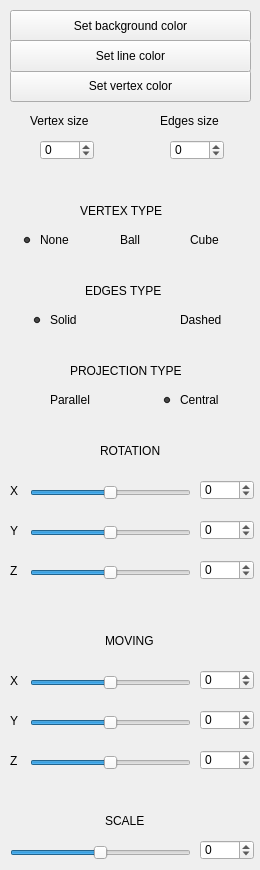
Before: the Qt Designer form src/view/widgets/widget_settings.ui in tamelabe/Obj_Models_Viewer, drawn with Qt 5.
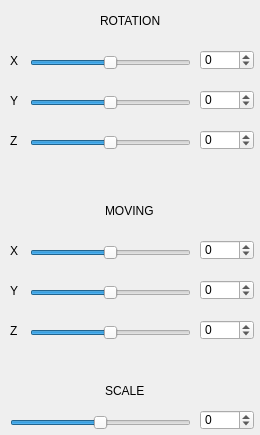
After: the same form once the commit is applied.

Commit message: Class widget_view_settings

The edit to the form file:
```diff
--- a/src/view/widgets/widget_settings.ui
+++ b/src/view/widgets/widget_settings.ui
@@ -7,7 +7,7 @@
     <x>0</x>
     <y>0</y>
     <width>260</width>
-    <height>870</height>
+    <height>435</height>
    </rect>
   </property>
   <property name="windowTitle">
@@ -17,7 +17,7 @@
    <property name="geometry">
     <rect>
      <x>30</x>
-     <y>480</y>
+     <y>50</y>
      <width>161</width>
      <height>25</height>
     </rect>
@@ -39,7 +39,7 @@
    <property name="geometry">
     <rect>
      <x>30</x>
-     <y>560</y>
+     <y>130</y>
      <width>161</width>
      <height>25</height>
     </rect>
@@ -57,24 +57,11 @@
     <enum>Qt::Horizontal</enum>
    </property>
   </widget>
-  <widget class="QLabel" name="label_16">
-   <property name="geometry">
-    <rect>
-     <x>30</x>
-     <y>110</y>
-     <width>71</width>
-     <height>21</height>
-    </rect>
-   </property>
-   <property name="text">
-    <string>Vertex size</string>
-   </property>
-  </widget>
   <widget class="QSpinBox" name="sb_scale">
    <property name="geometry">
     <rect>
      <x>200</x>
-     <y>840</y>
+     <y>410</y>
      <width>54</width>
      <height>20</height>
     </rect>
@@ -92,24 +79,11 @@
     <number>0</number>
    </property>
   </widget>
-  <widget class="QLabel" name="label_20">
-   <property name="geometry">
-    <rect>
-     <x>160</x>
-     <y>110</y>
-     <width>71</width>
-     <height>21</height>
-    </rect>
-   </property>
-   <property name="text">
-    <string>Edges size</string>
-   </property>
-  </widget>
   <widget class="QLabel" name="label_7">
    <property name="geometry">
     <rect>
      <x>10</x>
-     <y>560</y>
+     <y>130</y>
      <width>16</width>
      <height>21</height>
     </rect>
@@ -122,7 +96,7 @@
    <property name="geometry">
     <rect>
      <x>30</x>
-     <y>670</y>
+     <y>240</y>
      <width>161</width>
      <height>25</height>
     </rect>
@@ -144,7 +118,7 @@
    <property name="geometry">
     <rect>
      <x>10</x>
-     <y>710</y>
+     <y>280</y>
      <width>16</width>
      <height>21</height>
     </rect>
@@ -157,7 +131,7 @@
    <property name="geometry">
     <rect>
      <x>200</x>
-     <y>710</y>
+     <y>280</y>
      <width>54</width>
      <height>20</height>
     </rect>
@@ -179,7 +153,7 @@
    <property name="geometry">
     <rect>
      <x>105</x>
-     <y>630</y>
+     <y>200</y>
      <width>91</width>
      <height>21</height>
     </rect>
@@ -188,24 +162,11 @@
     <string>MOVING</string>
    </property>
   </widget>
-  <widget class="QPushButton" name="bt_bg_color">
-   <property name="geometry">
-    <rect>
-     <x>10</x>
-     <y>10</y>
-     <width>241</width>
-     <height>32</height>
-    </rect>
-   </property>
-   <property name="text">
-    <string>Set background color</string>
-   </property>
-  </widget>
   <widget class="QLabel" name="label_11">
    <property name="geometry">
     <rect>
      <x>10</x>
-     <y>670</y>
+     <y>240</y>
      <width>16</width>
      <height>21</height>
     </rect>
@@ -218,7 +179,7 @@
    <property name="geometry">
     <rect>
      <x>200</x>
-     <y>520</y>
+     <y>90</y>
      <width>54</width>
      <height>20</height>
     </rect>
@@ -240,7 +201,7 @@
    <property name="geometry">
     <rect>
      <x>30</x>
-     <y>520</y>
+     <y>90</y>
      <width>161</width>
      <height>25</height>
     </rect>
@@ -262,7 +223,7 @@
    <property name="geometry">
     <rect>
      <x>200</x>
-     <y>750</y>
+     <y>320</y>
      <width>54</width>
      <height>20</height>
     </rect>
@@ -284,7 +245,7 @@
    <property name="geometry">
     <rect>
      <x>10</x>
-     <y>840</y>
+     <y>410</y>
      <width>181</width>
      <height>25</height>
     </rect>
@@ -309,7 +270,7 @@
    <property name="geometry">
     <rect>
      <x>105</x>
-     <y>810</y>
+     <y>380</y>
      <width>91</width>
      <height>21</height>
     </rect>
@@ -322,7 +283,7 @@
    <property name="geometry">
     <rect>
      <x>30</x>
-     <y>750</y>
+     <y>320</y>
      <width>161</width>
      <height>25</height>
     </rect>
@@ -344,7 +305,7 @@
    <property name="geometry">
     <rect>
      <x>10</x>
-     <y>520</y>
+     <y>90</y>
      <width>16</width>
      <height>21</height>
     </rect>
@@ -353,176 +314,11 @@
     <string>Y</string>
    </property>
   </widget>
-  <widget class="QGroupBox" name="groupBox_2">
-   <property name="geometry">
-    <rect>
-     <x>10</x>
-     <y>250</y>
-     <width>240</width>
-     <height>90</height>
-    </rect>
-   </property>
-   <property name="styleSheet">
-    <string notr="true">background-color: transparent;
-border: 0px solid black;</string>
-   </property>
-   <property name="title">
-    <string/>
-   </property>
-   <widget class="QLabel" name="label_21">
-    <property name="geometry">
-     <rect>
-      <x>75</x>
-      <y>30</y>
-      <width>91</width>
-      <height>21</height>
-     </rect>
-    </property>
-    <property name="text">
-     <string>EDGES TYPE</string>
-    </property>
-   </widget>
-   <widget class="QRadioButton" name="rb_et_solid">
-    <property name="enabled">
-     <bool>true</bool>
-    </property>
-    <property name="geometry">
-     <rect>
-      <x>20</x>
-      <y>60</y>
-      <width>61</width>
-      <height>20</height>
-     </rect>
-    </property>
-    <property name="text">
-     <string>Solid</string>
-    </property>
-    <property name="checked">
-     <bool>true</bool>
-    </property>
-   </widget>
-   <widget class="QRadioButton" name="rb_et_dashed">
-    <property name="geometry">
-     <rect>
-      <x>150</x>
-      <y>60</y>
-      <width>71</width>
-      <height>20</height>
-     </rect>
-    </property>
-    <property name="text">
-     <string>Dashed</string>
-    </property>
-    <property name="checked">
-     <bool>false</bool>
-    </property>
-   </widget>
-  </widget>
-  <widget class="QSpinBox" name="sb_edges_size">
-   <property name="geometry">
-    <rect>
-     <x>170</x>
-     <y>140</y>
-     <width>54</width>
-     <height>20</height>
-    </rect>
-   </property>
-   <property name="minimum">
-    <number>-360</number>
-   </property>
-   <property name="maximum">
-    <number>360</number>
-   </property>
-   <property name="stepType">
-    <enum>QAbstractSpinBox::DefaultStepType</enum>
-   </property>
-   <property name="value">
-    <number>0</number>
-   </property>
-  </widget>
-  <widget class="QGroupBox" name="groupBox">
-   <property name="geometry">
-    <rect>
-     <x>10</x>
-     <y>170</y>
-     <width>240</width>
-     <height>90</height>
-    </rect>
-   </property>
-   <property name="styleSheet">
-    <string notr="true">background-color: transparent;
-border: 0px solid black;</string>
-   </property>
-   <property name="title">
-    <string/>
-   </property>
-   <widget class="QLabel" name="label_22">
-    <property name="geometry">
-     <rect>
-      <x>70</x>
-      <y>30</y>
-      <width>91</width>
-      <height>21</height>
-     </rect>
-    </property>
-    <property name="text">
-     <string>VERTEX TYPE</string>
-    </property>
-   </widget>
-   <widget class="QRadioButton" name="rb_vt_none">
-    <property name="geometry">
-     <rect>
-      <x>10</x>
-      <y>60</y>
-      <width>61</width>
-      <height>20</height>
-     </rect>
-    </property>
-    <property name="text">
-     <string>None</string>
-    </property>
-    <property name="checked">
-     <bool>true</bool>
-    </property>
-   </widget>
-   <widget class="QRadioButton" name="rb_vt_ball">
-    <property name="geometry">
-     <rect>
-      <x>90</x>
-      <y>60</y>
-      <width>61</width>
-      <height>20</height>
-     </rect>
-    </property>
-    <property name="text">
-     <string>Ball</string>
-    </property>
-    <property name="checked">
-     <bool>false</bool>
-    </property>
-   </widget>
-   <widget class="QRadioButton" name="rb_vt_cube">
-    <property name="geometry">
-     <rect>
-      <x>160</x>
-      <y>60</y>
-      <width>61</width>
-      <height>20</height>
-     </rect>
-    </property>
-    <property name="text">
-     <string>Cube</string>
-    </property>
-    <property name="checked">
-     <bool>false</bool>
-    </property>
-   </widget>
-  </widget>
   <widget class="QLabel" name="label_12">
    <property name="geometry">
     <rect>
      <x>10</x>
-     <y>750</y>
+     <y>320</y>
      <width>16</width>
      <height>21</height>
     </rect>
@@ -531,33 +327,11 @@
     <string>Z</string>
    </property>
   </widget>
-  <widget class="QSpinBox" name="sb_vertex_size">
-   <property name="geometry">
-    <rect>
-     <x>40</x>
-     <y>140</y>
-     <width>54</width>
-     <height>20</height>
-    </rect>
-   </property>
-   <property name="minimum">
-    <number>-360</number>
-   </property>
-   <property name="maximum">
-    <number>360</number>
-   </property>
-   <property name="stepType">
-    <enum>QAbstractSpinBox::DefaultStepType</enum>
-   </property>
-   <property name="value">
-    <number>0</number>
-   </property>
-  </widget>
   <widget class="QLabel" name="label_5">
    <property name="geometry">
     <rect>
      <x>10</x>
-     <y>480</y>
+     <y>50</y>
      <width>16</width>
      <height>21</height>
     </rect>
@@ -566,24 +340,11 @@
     <string>X</string>
    </property>
   </widget>
-  <widget class="QPushButton" name="bt_vertex_color">
-   <property name="geometry">
-    <rect>
-     <x>10</x>
-     <y>70</y>
-     <width>241</width>
-     <height>32</height>
-    </rect>
-   </property>
-   <property name="text">
-    <string>Set vertex color</string>
-   </property>
-  </widget>
   <widget class="QSpinBox" name="sb_rotate_x">
    <property name="geometry">
     <rect>
      <x>200</x>
-     <y>480</y>
+     <y>50</y>
      <width>54</width>
      <height>20</height>
     </rect>
@@ -605,7 +366,7 @@
    <property name="geometry">
     <rect>
      <x>200</x>
-     <y>670</y>
+     <y>240</y>
      <width>54</width>
      <height>20</height>
     </rect>
@@ -623,73 +384,11 @@
     <number>0</number>
    </property>
   </widget>
-  <widget class="QGroupBox" name="groupBox_3">
-   <property name="geometry">
-    <rect>
-     <x>10</x>
-     <y>330</y>
-     <width>240</width>
-     <height>90</height>
-    </rect>
-   </property>
-   <property name="styleSheet">
-    <string notr="true">background-color: transparent;
-border: 0px solid black;</string>
-   </property>
-   <property name="title">
-    <string/>
-   </property>
-   <widget class="QLabel" name="label_23">
-    <property name="geometry">
-     <rect>
-      <x>60</x>
-      <y>30</y>
-      <width>121</width>
-      <height>21</height>
-     </rect>
-    </property>
-    <property name="text">
-     <string>PROJECTION TYPE</string>
-    </property>
-   </widget>
-   <widget class="QRadioButton" name="rb_pt_parallel">
-    <property name="geometry">
-     <rect>
-      <x>20</x>
-      <y>60</y>
-      <width>91</width>
-      <height>20</height>
-     </rect>
-    </property>
-    <property name="text">
-     <string>Parallel</string>
-    </property>
-    <property name="checked">
-     <bool>false</bool>
-    </property>
-   </widget>
-   <widget class="QRadioButton" name="rb_pt_central">
-    <property name="geometry">
-     <rect>
-      <x>150</x>
-      <y>60</y>
-      <width>81</width>
-      <height>20</height>
-     </rect>
-    </property>
-    <property name="text">
-     <string>Central</string>
-    </property>
-    <property name="checked">
-     <bool>true</bool>
-    </property>
-   </widget>
-  </widget>
   <widget class="QLabel" name="label_8">
    <property name="geometry">
     <rect>
      <x>100</x>
-     <y>440</y>
+     <y>10</y>
      <width>91</width>
      <height>21</height>
     </rect>
@@ -702,7 +401,7 @@
    <property name="geometry">
     <rect>
      <x>200</x>
-     <y>560</y>
+     <y>130</y>
      <width>54</width>
      <height>20</height>
     </rect>
@@ -724,7 +423,7 @@
    <property name="geometry">
     <rect>
      <x>30</x>
-     <y>710</y>
+     <y>280</y>
      <width>161</width>
      <height>25</height>
     </rect>
@@ -742,19 +441,6 @@
     <enum>Qt::Horizontal</enum>
    </property>
   </widget>
-  <widget class="QPushButton" name="bt_line_color">
-   <property name="geometry">
-    <rect>
-     <x>10</x>
-     <y>40</y>
-     <width>241</width>
-     <height>32</height>
-    </rect>
-   </property>
-   <property name="text">
-    <string>Set line color</string>
-   </property>
-  </widget>
  </widget>
  <resources/>
  <connections/>
```
The commit also changes 11 other files.
